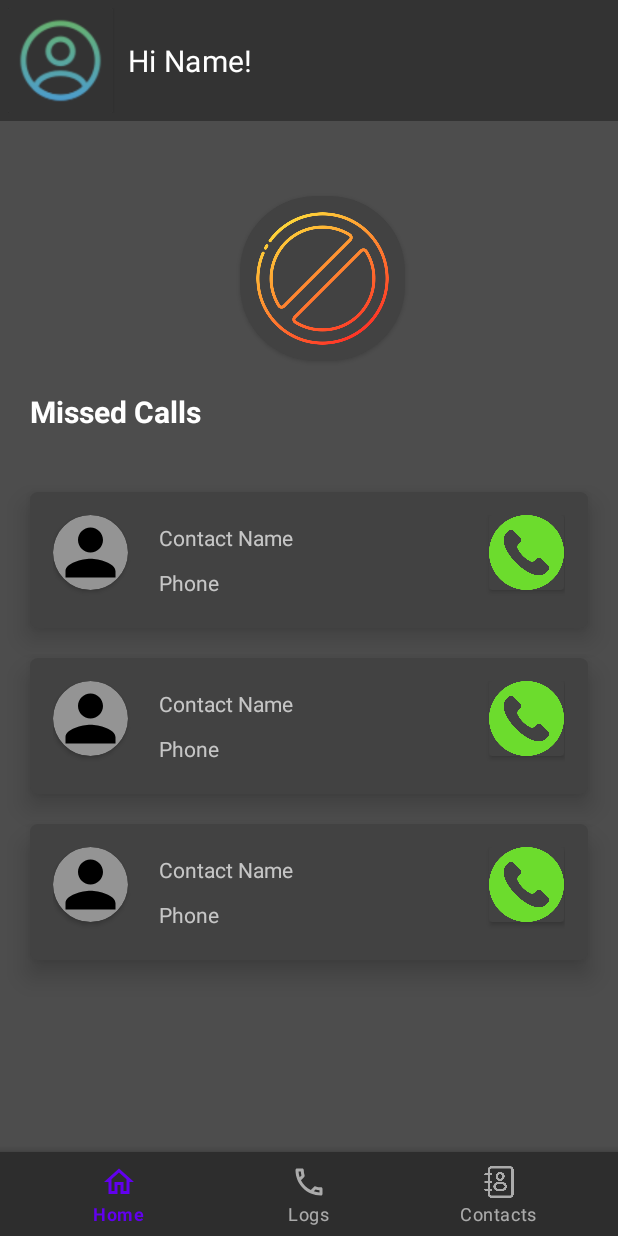
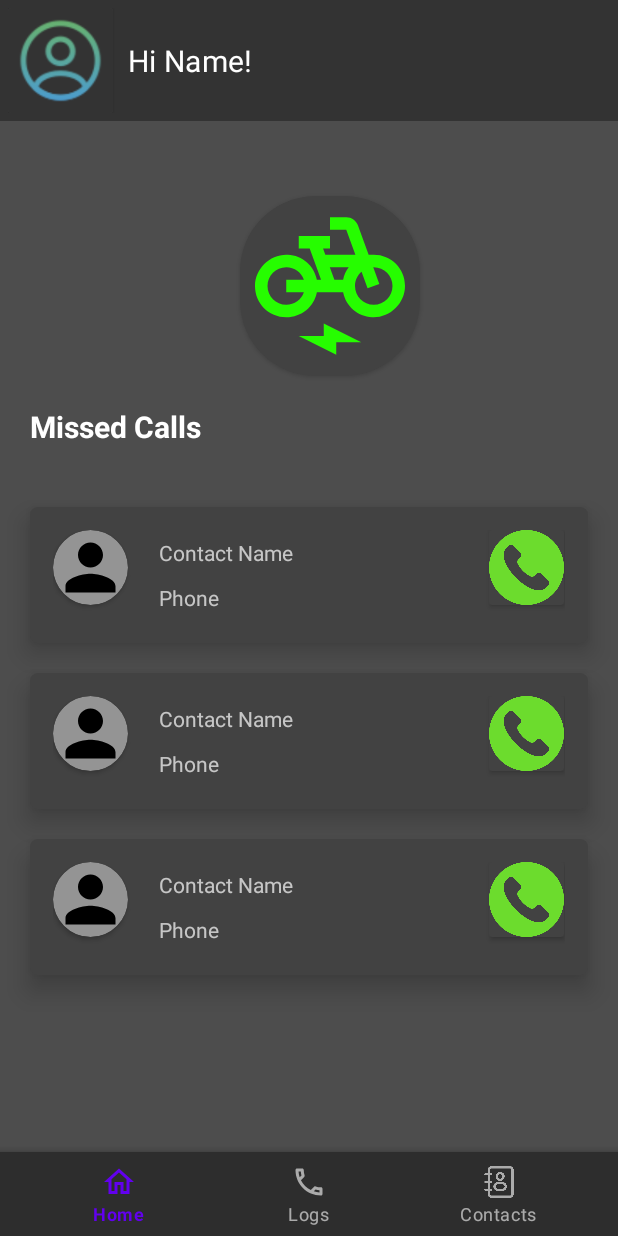
Before and after one commit to Mohana-Kulkarni/VehicleSafe, an Android app: the layout activity_home_page.xml on its own in the app's theme, with its tools: preview values and no code run, on a phone screen of 412 x 824 dp. Run offline under Robolectric (Android 15) with nearby library versions, the phone set to English and light mode, and no system bars.

Commit message:
Layout Completed

```diff
--- /dev/null
+++ b/app/src/main/res/drawable/baseline_electric_bike_24.xml
@@ -0,0 +1,6 @@
+<vector android:height="24dp" android:tint="#26FD00"
+    android:viewportHeight="24" android:viewportWidth="24"
+    android:width="24dp" xmlns:android="http://schemas.android.com/apk/res/android">
+    <path android:fillColor="@android:color/white" android:pathData="M19,7h-0.82l-1.7,-4.68C16.19,1.53 15.44,1 14.6,1H12v2h2.6l1.46,4h-4.81l-0.36,-1H12V4H7v2h1.75l1.82,5H9.9C9.46,8.77 7.59,7.12 5.25,7.01C2.45,6.87 0,9.2 0,12c0,2.8 2.2,5 5,5c2.46,0 4.45,-1.69 4.9,-4h4.2c0.44,2.23 2.31,3.88 4.65,3.99c2.8,0.13 5.25,-2.19 5.25,-5C24,9.2 21.8,7 19,7zM7.82,13c-0.4,1.17 -1.49,2 -2.82,2c-1.68,0 -3,-1.32 -3,-3s1.32,-3 3,-3c1.33,0 2.42,0.83 2.82,2H5v2H7.82zM14.1,11h-1.4l-0.73,-2H15C14.56,9.58 14.24,10.25 14.1,11zM19,15c-1.68,0 -3,-1.32 -3,-3c0,-0.93 0.41,-1.73 1.05,-2.28l0.96,2.64l1.88,-0.68l-0.97,-2.67C18.94,9.01 18.97,9 19,9c1.68,0 3,1.32 3,3S20.68,15 19,15z"/>
+    <path android:fillColor="@android:color/white" android:pathData="M11,20l-4,0l6,3l0,-2l4,0l-6,-3z"/>
+</vector>
--- a/app/src/main/res/layout/activity_home_page.xml
+++ b/app/src/main/res/layout/activity_home_page.xml
@@ -51,13 +51,13 @@
         app:contentPadding="10dp"
         android:layout_marginTop="50dp"
         android:layout_marginHorizontal="160dp"
-        android:layout_width="110dp"
-        android:layout_height="110dp">
+        android:layout_width="120dp"
+        android:layout_height="120dp">
 
         <ImageView
-            android:layout_width="wrap_content"
-            android:layout_height="wrap_content"
-            android:src="@drawable/dnd_icon">
+            android:layout_width="100dp"
+            android:layout_height="100dp"
+            android:src="@drawable/baseline_electric_bike_24">
 
         </ImageView>
     </androidx.cardview.widget.CardView>
```
